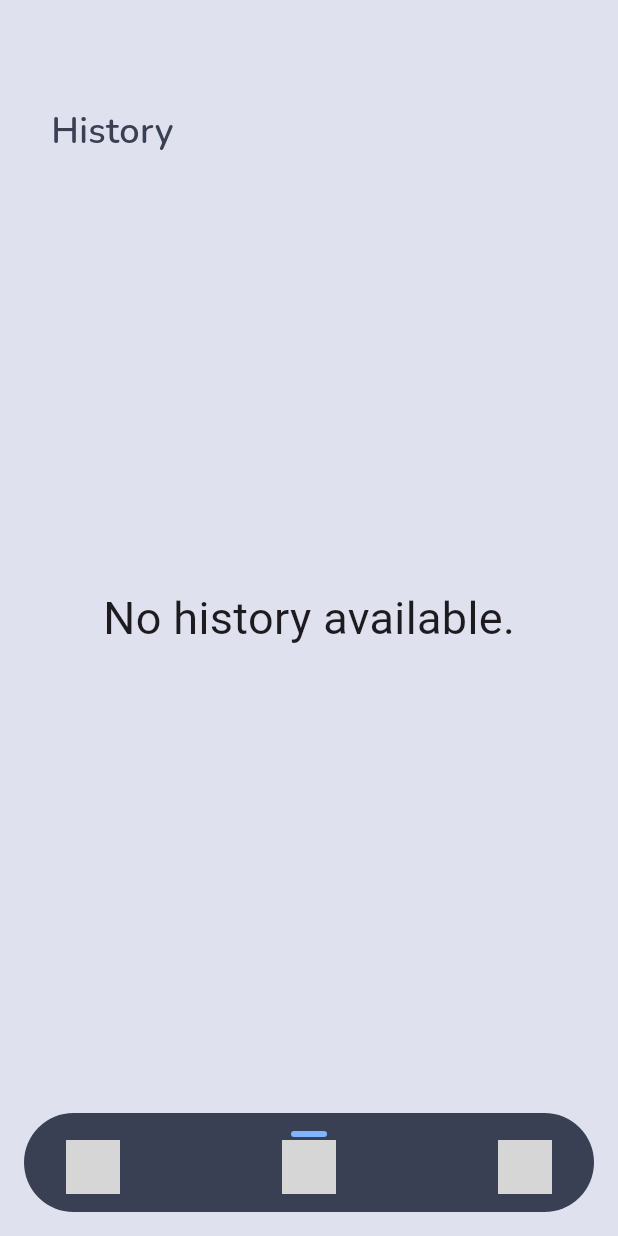
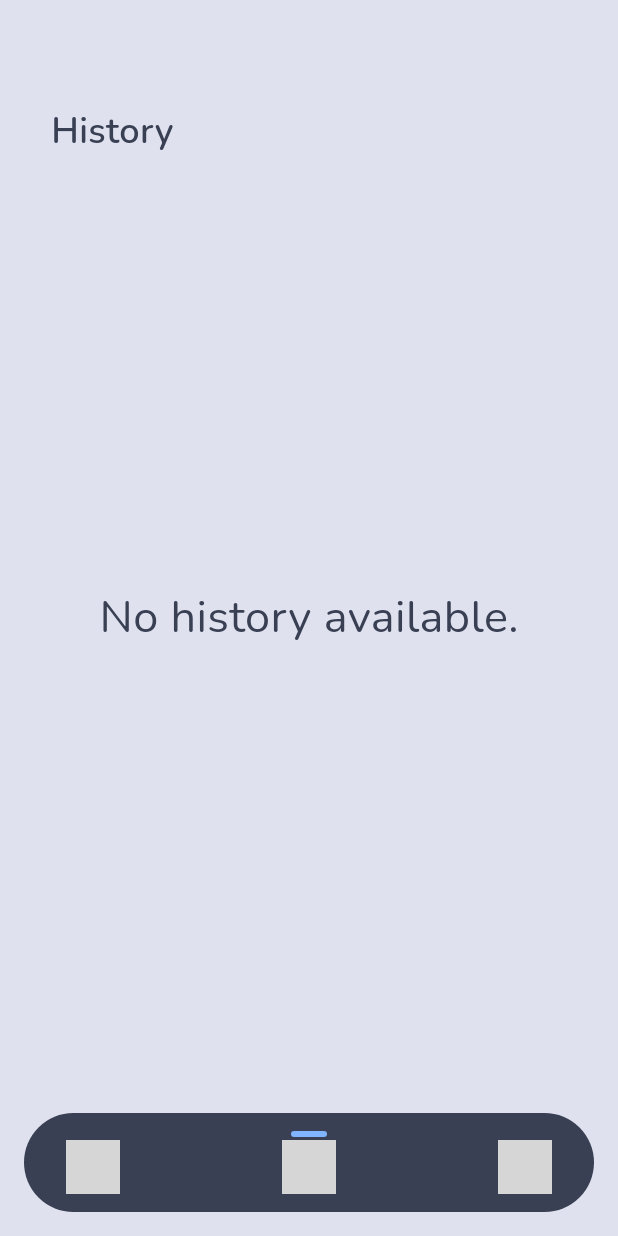
Before and after one commit to sunba23/Sudoku-app, a Flutter app: the screen it shows after launch, on a phone screen of 412 x 824 dp. Run offline on Flutter 3.47's test engine with Material 3 defaults, Android fonts, the phone set to English and light mode, and no system bars; drawn by our look-alikes of card_swiper, rive; our stand-ins replace bloc, dotted_border, equatable, flutter_bloc, flutter_dotenv, flutter_login and 7 more; missing offline and left inert: amplify_analytics_pinpoint, amplify_auth_cognito, amplify_flutter, another_transformer_page_view, dart:ffi; grey boxes are pictures that could not be loaded.

Commit message:
rdy for pr

```diff
--- a/lib/pages/camera_page.dart
+++ b/lib/pages/camera_page.dart
@@ -313,7 +313,7 @@ class _CameraPageState extends State<CameraPage> {
       children: [
         const TitleArea(title: "Solve"),
         TextFormField(
-          // keyboardType: TextInputType.number,
+          keyboardType: TextInputType.number,
           controller: sudokuInputController,
           onChanged: (input) {correctedText = input;},
         ),
--- a/lib/pages/history_page.dart
+++ b/lib/pages/history_page.dart
@@ -2,6 +2,7 @@ import 'package:app/components/history_element_widget.dart';
 import 'package:app/models/history_element.dart';
 import 'package:flutter/material.dart';
 import 'package:flutter_staggered_animations/flutter_staggered_animations.dart';
+import 'package:google_fonts/google_fonts.dart';
 import '../components/title_area.dart';
 import 'package:shared_preferences/shared_preferences.dart';
 
@@ -51,30 +52,26 @@ class _HistoryPageState extends State<HistoryPage> {
   @override
   void initState() {
     super.initState();
+    //TODO do the things below when adding to history (camera_page) instead of here
     _historyFuture = SharedPreferences.getInstance().then((prefs) {
       return prefs.getStringList('history');
     }).then((historyValue) {
-      print(historyValue);
       //converting history string to list of HistoryElement and storing it in historyElements
       if (historyValue != null) {
         List<HistoryElement> historyElementsValue =
             historyValue.map((e) => HistoryElement.fromJsonString(e)).toList();
         //sorting the list of HistoryElement by date
-        //TODO do the things below when adding to history (camera_page) instead of here
         historyElementsValue.sort((a, b) => a.timestamp.compareTo(b.timestamp));
-
         //if history length is greater that 10, then remove the first element
         if (historyElementsValue.length > 10) {
-          debugPrint(historyElementsValue.length.toString());
           historyElementsValue = historyElementsValue.sublist(
               historyElementsValue.length - 10, historyElementsValue.length);
-          debugPrint(historyElementsValue.length.toString());
         }
+        // reverse the list so that the latest history is at the top
+        historyElementsValue = historyElementsValue.reversed.toList();
 
         historyElements = historyElementsValue;
-        print(historyElements);
       }
-      print(historyValue);
       return historyValue;
     });
   }
@@ -135,11 +132,12 @@ class _HistoryPageState extends State<HistoryPage> {
                     ),
                   );
                 } else {
-                  return const Center(
+                  return Center(
                     child: Text(
                       'No history available.',
-                      style: TextStyle(
+                      style: GoogleFonts.nunito(
                         fontSize: 30,
+                        color: const Color.fromARGB(255, 57, 64, 83),
                       ),
                     ),
                   );
```
